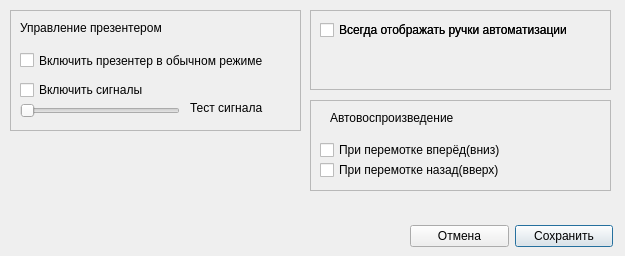
First picture: the form in GUI/options.ui, repository Eugene-q/PresenterPlayer, before the edit.
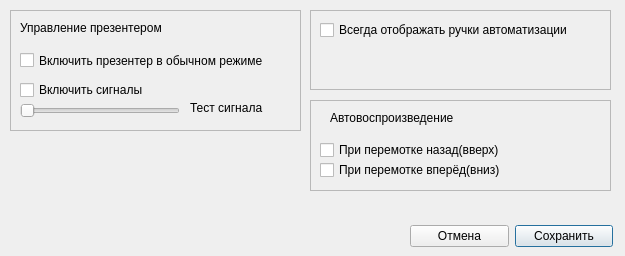
Second picture: the form after the edit.

Commit message: - Исправлено #103: Не дублировать настройки в атрибутах OptionsDialog. Хранить и использовать их прямо из элементов управления. Все, кроме signals_volume и пути к файлу последнего плейлиста. - Добавлена иконка кнопки режима презентации. Доработан стиль и положение в окне.

What changed in the file:
```diff
--- a/GUI/options.ui
+++ b/GUI/options.ui
@@ -157,35 +157,6 @@
      <string>Всегда отображать ручки автоматизации</string>
     </property>
    </widget>
-   <widget class="QFrame" name="frame_3">
-    <property name="geometry">
-     <rect>
-      <x>0</x>
-      <y>0</y>
-      <width>301</width>
-      <height>80</height>
-     </rect>
-    </property>
-    <property name="frameShape">
-     <enum>QFrame::StyledPanel</enum>
-    </property>
-    <property name="frameShadow">
-     <enum>QFrame::Raised</enum>
-    </property>
-    <widget class="QCheckBox" name="checkBoxShowAutomations_2">
-     <property name="geometry">
-      <rect>
-       <x>10</x>
-       <y>10</y>
-       <width>291</width>
-       <height>20</height>
-      </rect>
-     </property>
-     <property name="text">
-      <string>Всегда отображать ручки автоматизации</string>
-     </property>
-    </widget>
-   </widget>
   </widget>
   <widget class="QFrame" name="frame_4">
    <property name="geometry">
@@ -206,7 +177,7 @@
     <property name="geometry">
      <rect>
       <x>10</x>
-      <y>40</y>
+      <y>60</y>
       <width>291</width>
       <height>20</height>
      </rect>
@@ -232,7 +203,7 @@
     <property name="geometry">
      <rect>
       <x>10</x>
-      <y>60</y>
+      <y>40</y>
       <width>291</width>
       <height>20</height>
      </rect>
```
The commit also changes 4 other files.
